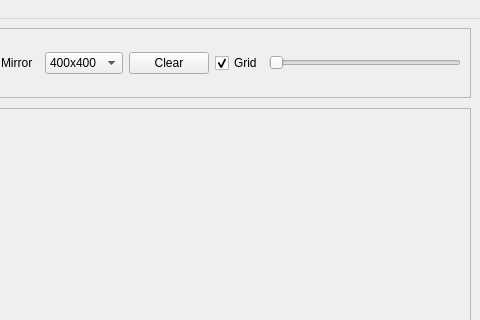
Before: the Qt Designer form ui/MandalaPainting.ui in Impactabdou/MandalaPainting, drawn with Qt 5; both pictures show x 320 to 800 and y 0 to 320 of the 800 by 800 pixel window.
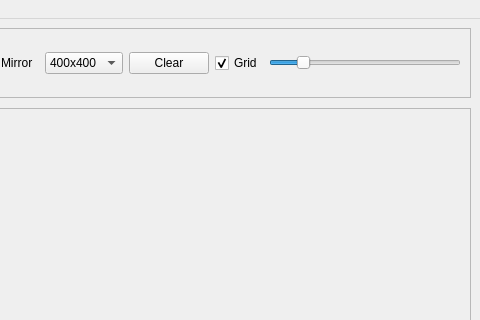
After: the same form once the commit is applied. Icons and pictures are not drawn.

The edit to the form file:
```diff
--- a/ui/MandalaPainting.ui
+++ b/ui/MandalaPainting.ui
@@ -138,6 +138,9 @@
                                     <property name="maximum">
                                         <number>255</number>
                                     </property>
+                                    <property name="value">
+                                        <number>90</number>
+                                    </property>
                                     <property name="orientation">
                                         <enum>Qt::Horizontal</enum>
                                     </property>
```
Left out of the diff: 3 changed lines with no effect on the pictures.
